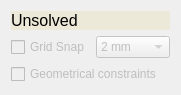
berndhahnebach/All_FreeCAD, file src/Mod/Sketcher/Gui/TaskSketcherGeneral.ui: the form before one commit.
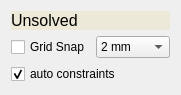
The form after the commit.

```diff
--- a/src/Mod/Sketcher/Gui/TaskSketcherGeneral.ui
+++ b/src/Mod/Sketcher/Gui/TaskSketcherGeneral.ui
@@ -512,7 +512,7 @@
      <item>
       <widget class="QCheckBox" name="checkBoxGridSnap">
        <property name="enabled">
-        <bool>false</bool>
+        <bool>true</bool>
        </property>
        <property name="text">
         <string>Grid Snap</string>
@@ -522,7 +522,7 @@
      <item>
       <widget class="QComboBox" name="comboBoxGridSize">
        <property name="enabled">
-        <bool>false</bool>
+        <bool>true</bool>
        </property>
        <property name="currentIndex">
         <number>4</number>
@@ -619,10 +619,13 @@
    <item>
     <widget class="QCheckBox" name="checkBox_2">
      <property name="enabled">
-      <bool>false</bool>
+      <bool>true</bool>
      </property>
      <property name="text">
-      <string>Geometrical constraints</string>
+      <string>auto constraints</string>
+     </property>
+     <property name="checked">
+      <bool>true</bool>
      </property>
     </widget>
    </item>
```
